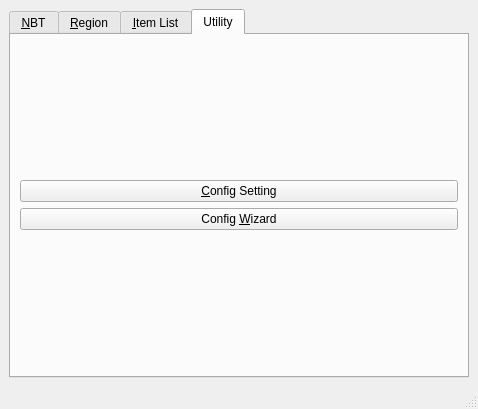
Before: the Qt Designer form src/qt/mainwindow.ui in DreamHelium/dhlrc, drawn with Qt 5.
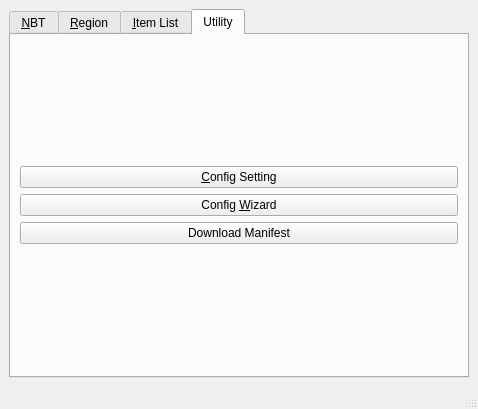
After: the same form once the commit is applied. The open tabs and pages were chosen to show the change.

Commit message: [0.3.4-pre] Add download manifest

```diff
--- a/src/qt/mainwindow.ui
+++ b/src/qt/mainwindow.ui
@@ -158,6 +158,13 @@
             </property>
            </widget>
           </item>
+          <item>
+           <widget class="QPushButton" name="downloadBtn">
+            <property name="text">
+             <string>Download Manifest</string>
+            </property>
+           </widget>
+          </item>
          </layout>
         </item>
        </layout>
```
The commit also changes 8 other files.
